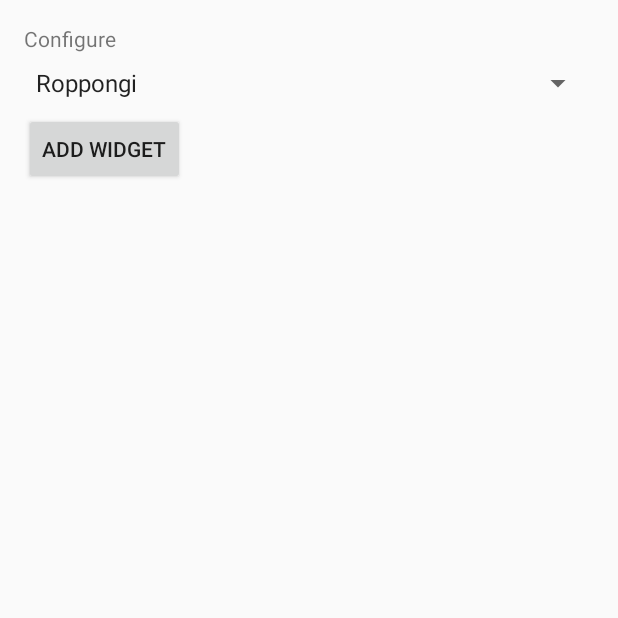
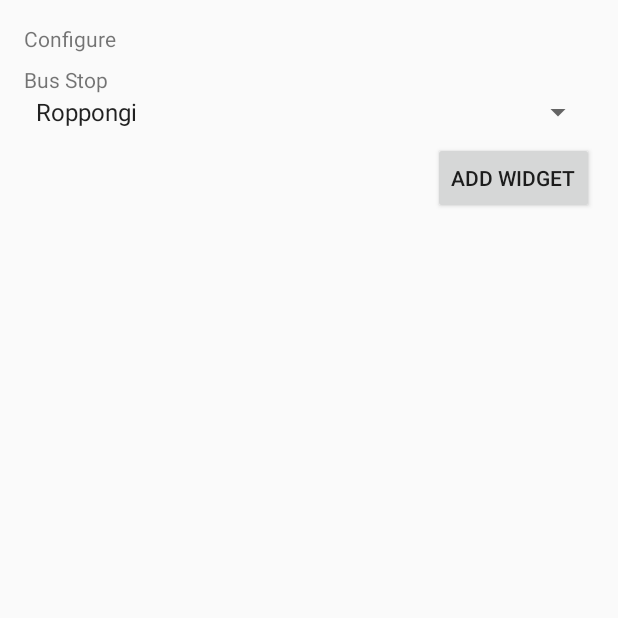
Before and after one commit to CAFxX/TokyoBusWidget, an Android app: the WidgetConfigureActivity screen opened directly, with no data from a screen before it, on a phone screen of 412 x 824 dp, the top half of it. Run offline under Robolectric (Android 15) with nearby library versions, the light colour scheme and no system bars; 1 statement that could not run was skipped.

Commit message:
Cosmetics to conf screen

```diff
--- a/app/src/main/res/layout/widget_configure.xml
+++ b/app/src/main/res/layout/widget_configure.xml
@@ -11,6 +11,12 @@
         android:layout_marginBottom="8dp"
         android:text="@string/configure" />
 
+    <TextView
+        android:id="@+id/textView"
+        android:layout_width="match_parent"
+        android:layout_height="wrap_content"
+        android:text="@string/bus_stop" />
+
     <Spinner
         android:id="@+id/locationPicker"
         android:layout_width="match_parent"
@@ -20,6 +26,7 @@
         android:id="@+id/add_button"
         android:layout_width="wrap_content"
         android:layout_height="wrap_content"
+        android:layout_gravity="end"
         android:layout_marginTop="8dp"
         android:text="@string/add_widget" />
 
--- a/app/src/main/res/values/strings.xml
+++ b/app/src/main/res/values/strings.xml
@@ -5,4 +5,5 @@
     <string name="appwidget_text_bottom">(next times)</string>
     <string name="configure">Configure</string>
     <string name="add_widget">Add widget</string>
+    <string name="bus_stop">Bus Stop</string>
 </resources>
```
